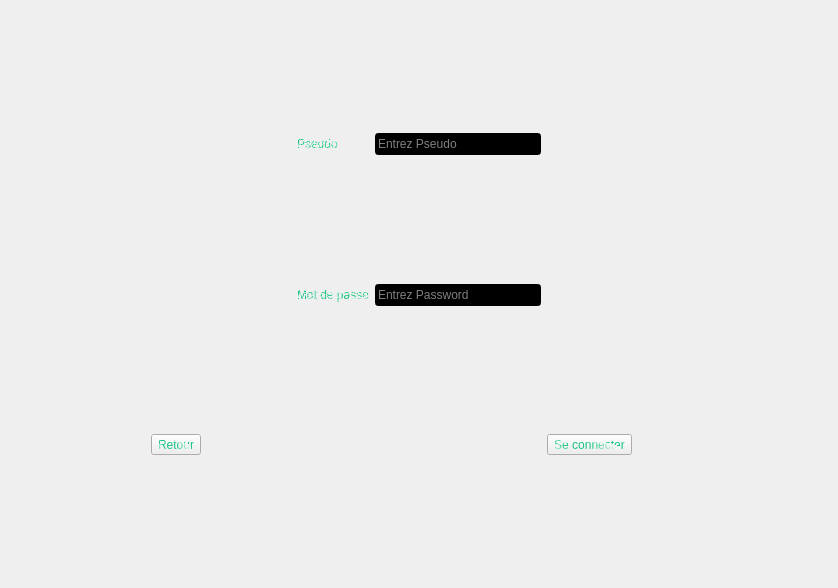
The window that Client/UI/Menu_LoginQt.ui (Minigrim0/LombricABrac) describes before a commit, drawn with Qt 5.
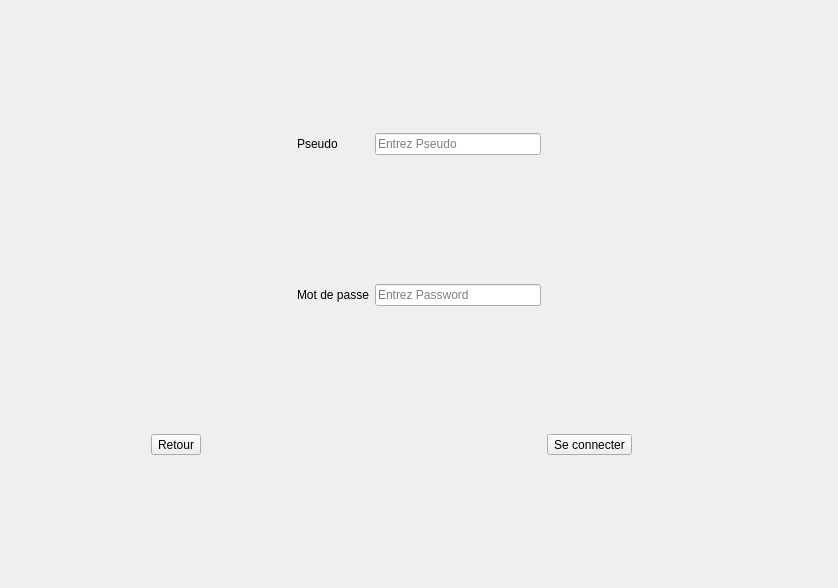
The same window after the commit. Icons and pictures are not drawn.

The edit to the form file:
```diff
--- a/Client/UI/Menu_LoginQt.ui
+++ b/Client/UI/Menu_LoginQt.ui
@@ -14,9 +14,7 @@
    <string>Form</string>
   </property>
   <property name="styleSheet">
-   <string notr="true">background-image: url(:/wallpaper/UI/Resources/cropped-1920-1080-521477.jpg);
-color: qradialgradient(spread:repeat, cx:0.43, cy:0.739, radius:0.5, fx:0.286, fy:0.358, stop:0.402985 rgba(18, 196, 125, 255), stop:1 rgba(255, 255, 255, 255));
-font: 75 oblique 13pt &quot;Tlwg Typist&quot;;</string>
+   <string notr="true"/>
   </property>
   <layout class="QHBoxLayout" name="horizontalLayout">
    <item>
@@ -103,8 +101,7 @@
      <item row="3" column="3" colspan="2">
       <widget class="QLineEdit" name="PasswordlineEdit">
        <property name="styleSheet">
-        <string notr="true">background-color: rgb(0, 0, 0);
-color: rgb(255, 255, 255);</string>
+        <string notr="true"/>
        </property>
        <property name="maxLength">
         <number>40</number>
@@ -147,8 +144,7 @@
      <item row="1" column="3" colspan="2">
       <widget class="QLineEdit" name="PseudolineEdit">
        <property name="styleSheet">
-        <string notr="true">background-color: rgb(0, 0, 0);
-color: rgb(255, 255, 255);</string>
+        <string notr="true"/>
        </property>
        <property name="maxLength">
         <number>40</number>
```
